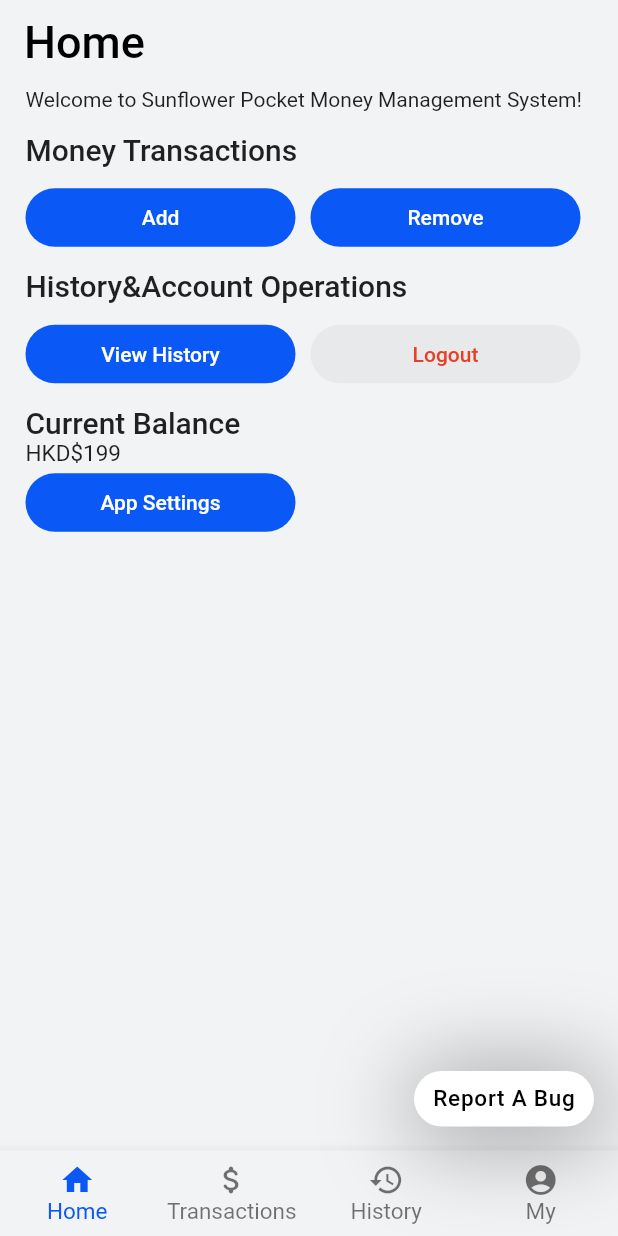
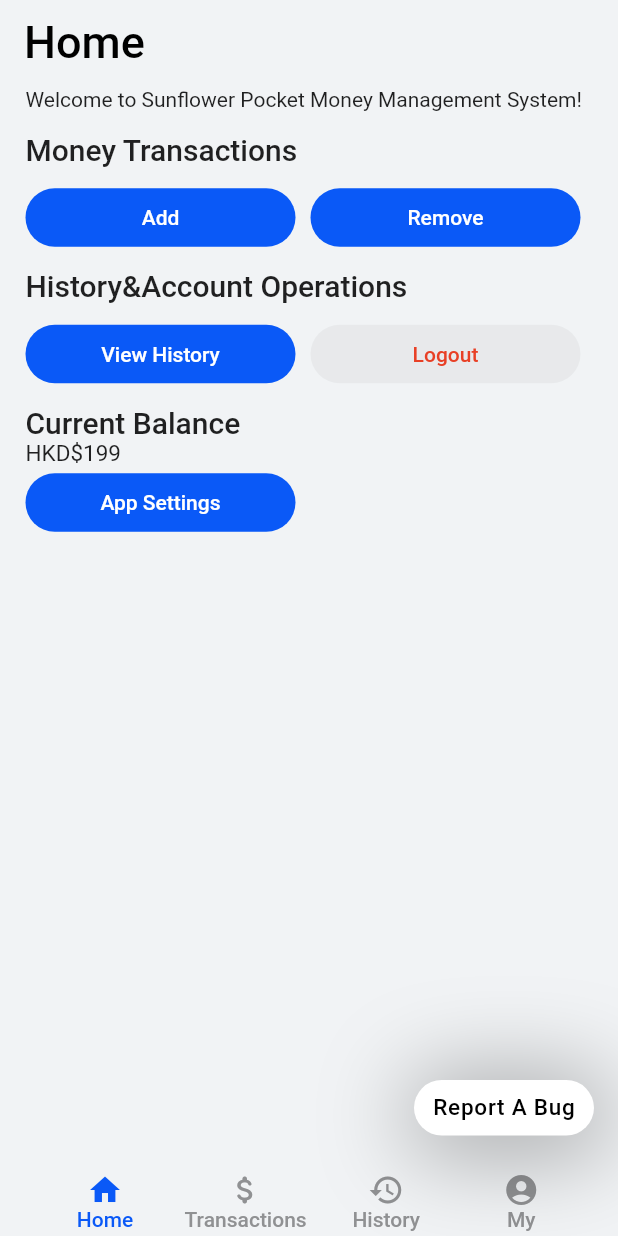
Before and after one commit to HarmonyOSDeveloper/MySunflower, a Flutter app: the NavBase screen opened directly with empty values, on a phone screen of 412 x 824 dp. Run offline on Flutter 3.47's test engine with Material 2 defaults, Android fonts, the phone set to English and light mode, and no system bars; Roboto replaces fonts that are missing (HarmonyOS_Sans); project files that could hold a hidden picture were left out.

Commit message:
Navagation Bar -> Custom Container
More Customization, More Features

```diff
--- a/lib/nav.dart
+++ b/lib/nav.dart
@@ -44,37 +44,106 @@ class _NavBaseState extends State<NavBase> {
       return new WillPopScope(
         onWillPop: () async => false,
         child: Scaffold(
-          bottomNavigationBar: BottomNavigationBar(
-            selectedItemColor: Color.fromARGB(255, 10, 89, 247),
-            selectedFontSize: 15.0,
-            unselectedFontSize: 15.0,
-            onTap: (_index) {
+          bottomNavigationBar: Container(
+            height: 51,
+            width: double.infinity,
+            child: Column(children: [
+              //NavBar Item
+              Container(
+                height: 50,
+                alignment: Alignment.center,
+                child: Padding(
+                  padding: const EdgeInsets.fromLTRB(25, 0, 25, 0),
+                  child: Row(
+                    children: [
+                      TextButton(
+                          onPressed: () {
                             setState(() {
-                index = _index;
-                //print(widget.api);
+                              index = 0;
                             });
                           },
-            backgroundColor: const Color.fromARGB(255, 241, 243, 245),
-            currentIndex: index, // this will be set when a new tab is tapped
-            type: BottomNavigationBarType.fixed,
-            items: [
-              BottomNavigationBarItem(
-                icon: new Icon(Icons.home),
-                label: "Home",
+                          style: ButtonStyle(
+                              shape: MaterialStateProperty.all<RoundedRectangleBorder>(RoundedRectangleBorder(borderRadius: BorderRadius.all(Radius.circular(7)))),
+                              minimumSize: MaterialStateProperty.all(Size(90,50)),
+                              foregroundColor: (index == 0)
+                                  ? MaterialStateProperty.all(
+                                      Color.fromARGB(255, 10, 89, 247))
+                                  : MaterialStateProperty.all(Color.fromARGB(255, 144, 145, 147)
+                                      )
                                       ),
-              BottomNavigationBarItem(
-                icon: new Icon(Icons.attach_money_rounded),
-                label: "Transactions",
+                          child: Column(
+                            mainAxisAlignment: MainAxisAlignment.center,
+                            children: [
+                            Icon(Icons.home),
+                            //SizedBox(width: 5),
+                            Text("Home")
+                          ])),
+                      Spacer(),
+                      TextButton(
+                          onPressed: () {
+                            setState(() {
+                              index = 1;
+                            });
+                          },
+                          style: ButtonStyle(
+                             shape: MaterialStateProperty.all<RoundedRectangleBorder>(RoundedRectangleBorder(borderRadius: BorderRadius.all(Radius.circular(7)))),
+                              minimumSize: MaterialStateProperty.all(Size(90,50)),
+                              foregroundColor: (index == 1)
+                                  ? MaterialStateProperty.all(
+                                      Color.fromARGB(255, 10, 89, 247))
+                                  : MaterialStateProperty.all(
+                                      Color.fromARGB(255, 144, 145, 147))),
+                          child: Column(mainAxisAlignment: MainAxisAlignment.center,children: [
+                            Icon(Icons.attach_money_rounded),
+                            SizedBox(width: 5),
+                            Text("Transactions")
+                          ])
                           ),
-              BottomNavigationBarItem(
-                icon: new Icon(Icons.history),
-                label: "History",
+                      Spacer(),
+                      TextButton(
+                          onPressed: () {
+                            setState(() {
+                              index = 2;
+                            });
+                          },
+                          style: ButtonStyle(
+                             shape: MaterialStateProperty.all<RoundedRectangleBorder>(RoundedRectangleBorder(borderRadius: BorderRadius.all(Radius.circular(7)))),
+                              minimumSize: MaterialStateProperty.all(Size(90,50)),
+                              foregroundColor: (index == 2)
+                                  ? MaterialStateProperty.all(
+                                      Color.fromARGB(255, 10, 89, 247))
+                                  : MaterialStateProperty.all(
+                                      Color.fromARGB(255, 144, 145, 147))),
+                          child: Column(mainAxisAlignment: MainAxisAlignment.center,children: [
+                            Icon(Icons.history),
+                            SizedBox(width: 5),
+                            Text("History")
+                          ])),
+                      Spacer(),
+                      TextButton(
+                          onPressed: () {
+                            setState(() {
+                              index = 3;
+                            });
+                          },
+                          style: ButtonStyle(
+                             shape: MaterialStateProperty.all<RoundedRectangleBorder>(RoundedRectangleBorder(borderRadius: BorderRadius.all(Radius.circular(7)))),
+                              minimumSize: MaterialStateProperty.all(Size(90,50)),
+                              foregroundColor: (index == 3)
+                                  ? MaterialStateProperty.all(
+                                      Color.fromARGB(255, 10, 89, 247))
+                                  : MaterialStateProperty.all(
+                                      Color.fromARGB(255, 144, 145, 147))),
+                          child: Column(mainAxisAlignment: MainAxisAlignment.center,children: [
+                            Icon(Icons.account_circle_rounded),
+                            SizedBox(width: 5),
+                            Text("My")
+                          ])),
+                    ],
                   ),
-              BottomNavigationBarItem(
-                icon: new Icon(Icons.account_circle),
-                label: "My",
                 ),
-            ],
+              )
+            ]),
           ),
           body: Container(child: _children[index]),
           floatingActionButton: Container(
@@ -150,7 +219,7 @@ class _NavBaseState extends State<NavBase> {
                   ),
                 ],
               ),
-              const VerticalDivider(thickness: 1, width: 1),
+              //const VerticalDivider(thickness: 1, width: 1),
               Expanded(child: _children[index]),
             ],
           ),
@@ -192,16 +261,12 @@ class _NavBaseState extends State<NavBase> {
         onWillPop: () async => false,
         child: Scaffold(
           bottomNavigationBar: Container(
-            height: 50,
+            height: 40,
             width: double.infinity,
             child: Column(children: [
-              Divider(
-                thickness: 1,
-                height: 1,
-              ),
               //NavBar Item
               Container(
-                height: 49,
+                height: 39,
                 alignment: Alignment.center,
                 child: Padding(
                   padding: const EdgeInsets.fromLTRB(25, 0, 25, 0),
@@ -214,11 +279,14 @@ class _NavBaseState extends State<NavBase> {
                             });
                           },
                           style: ButtonStyle(
+                              shape: MaterialStateProperty.all<RoundedRectangleBorder>(RoundedRectangleBorder(borderRadius: BorderRadius.all(Radius.circular(7)))),
+                              minimumSize: MaterialStateProperty.all(Size(90,45)),
                               foregroundColor: (index == 0)
                                   ? MaterialStateProperty.all(
                                       Color.fromARGB(255, 10, 89, 247))
                                   : MaterialStateProperty.all(
-                                      Color.fromARGB(255, 0, 0, 0))),
+                                      Color.fromARGB(255, 144, 145, 147))
+                                      ),
                           child: Row(children: [
                             Icon(Icons.home),
                             SizedBox(width: 5),
@@ -232,11 +300,13 @@ class _NavBaseState extends State<NavBase> {
                             });
                           },
                           style: ButtonStyle(
+                             shape: MaterialStateProperty.all<RoundedRectangleBorder>(RoundedRectangleBorder(borderRadius: BorderRadius.all(Radius.circular(7)))),
+                              minimumSize: MaterialStateProperty.all(Size(90,45)),
                               foregroundColor: (index == 1)
                                   ? MaterialStateProperty.all(
                                       Color.fromARGB(255, 10, 89, 247))
                                   : MaterialStateProperty.all(
-                                      Color.fromARGB(255, 0, 0, 0))),
+                                      Color.fromARGB(255, 144, 145, 147))),
                           child: Row(children: [
                             Icon(Icons.attach_money_rounded),
                             SizedBox(width: 5),
@@ -250,11 +320,13 @@ class _NavBaseState extends State<NavBase> {
                             });
                           },
                           style: ButtonStyle(
+                             shape: MaterialStateProperty.all<RoundedRectangleBorder>(RoundedRectangleBorder(borderRadius: BorderRadius.all(Radius.circular(7)))),
+                              minimumSize: MaterialStateProperty.all(Size(90,45)),
                               foregroundColor: (index == 2)
                                   ? MaterialStateProperty.all(
                                       Color.fromARGB(255, 10, 89, 247))
                                   : MaterialStateProperty.all(
-                                      Color.fromARGB(255, 0, 0, 0))),
+                                      Color.fromARGB(255, 144, 145, 147))),
                           child: Row(children: [
                             Icon(Icons.history),
                             SizedBox(width: 5),
@@ -268,11 +340,13 @@ class _NavBaseState extends State<NavBase> {
                             });
                           },
                           style: ButtonStyle(
+                             shape: MaterialStateProperty.all<RoundedRectangleBorder>(RoundedRectangleBorder(borderRadius: BorderRadius.all(Radius.circular(7)))),
+                              minimumSize: MaterialStateProperty.all(Size(90,45)),
                               foregroundColor: (index == 3)
                                   ? MaterialStateProperty.all(
                                       Color.fromARGB(255, 10, 89, 247))
                                   : MaterialStateProperty.all(
-                                      Color.fromARGB(255, 0, 0, 0))),
+                                      Color.fromARGB(255, 144, 145, 147))),
                           child: Row(children: [
                             Icon(Icons.account_circle_rounded),
                             SizedBox(width: 5),
```
Lines whose indentation alone changed are shown as unchanged.
